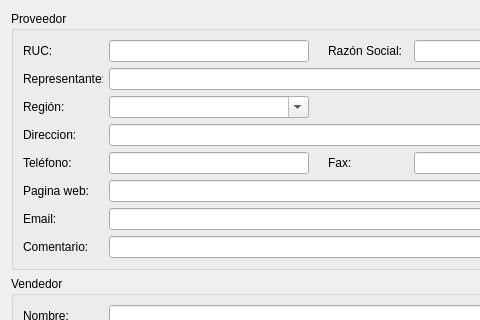
Qt form ManagerM/ui_new_proveedor.ui (janfranco27/TheProyect) before a commit; both pictures show x 0 to 480 and y 0 to 320 of the 641 by 406 pixel window.
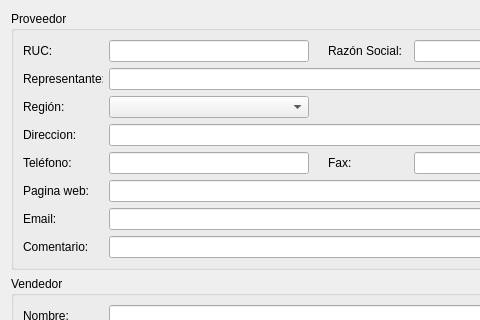
The same form after that commit.

The edit to the form file:
```diff
--- a/ManagerM/ui_new_proveedor.ui
+++ b/ManagerM/ui_new_proveedor.ui
@@ -174,7 +174,7 @@
                <set>Qt::ImhNone</set>
               </property>
               <property name="editable">
-               <bool>true</bool>
+               <bool>false</bool>
               </property>
              </widget>
             </item>
```
